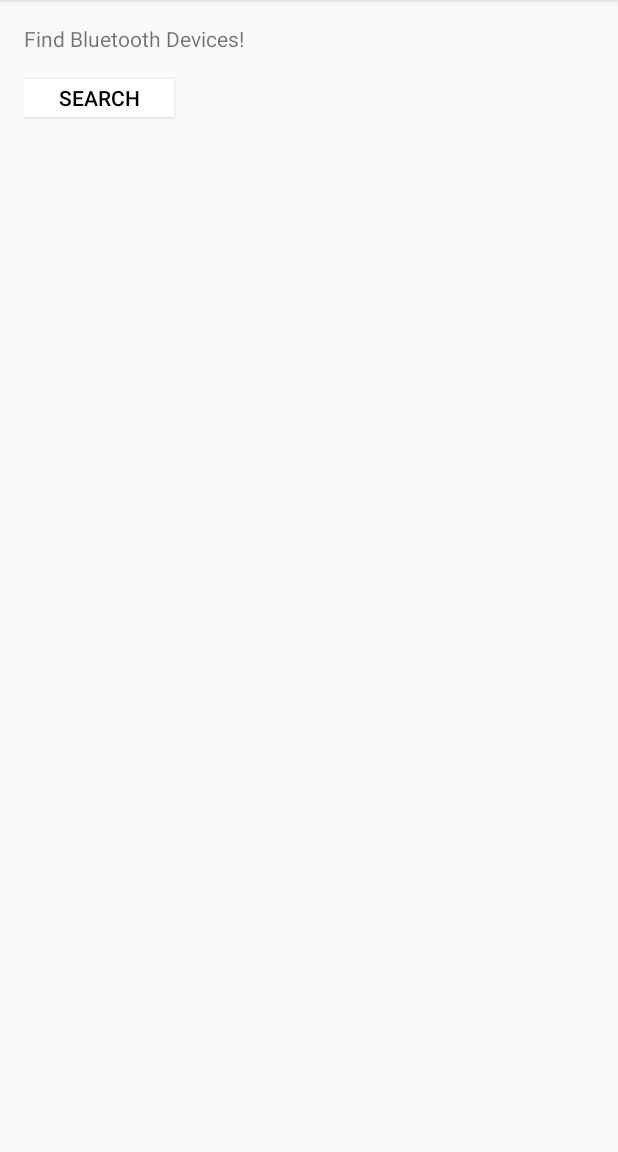
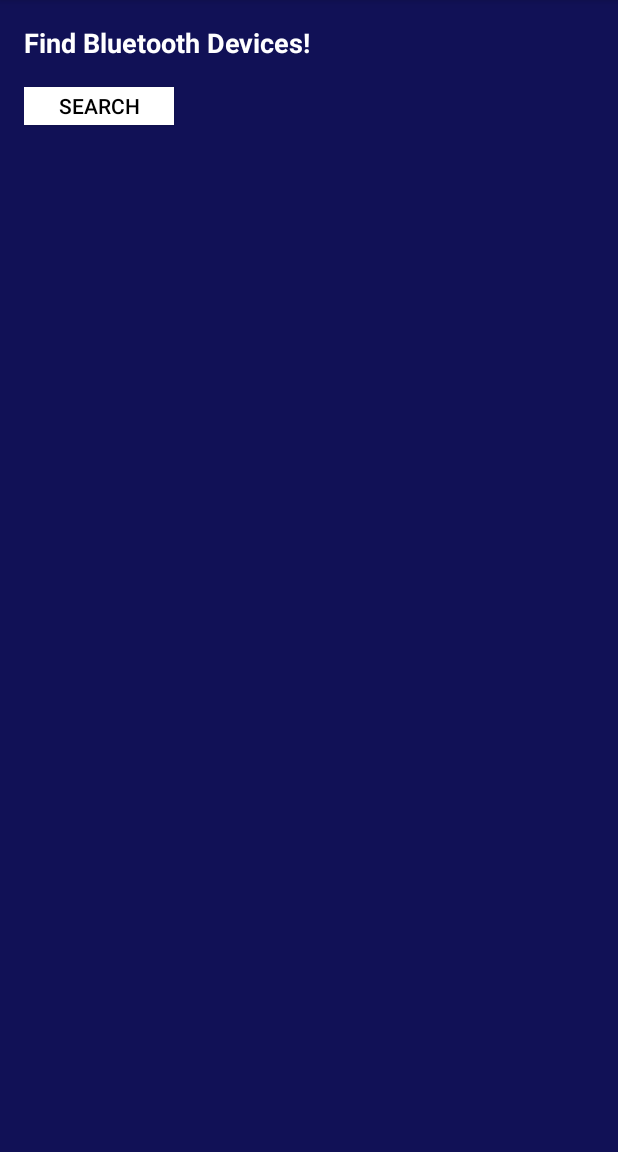
Before and after one commit to Jordan-Earl/AlarmClock, an Android app: the screen it shows after launch (MainActivity), on a phone screen of 412 x 824 dp, the part 84-1236 px from its top. Run offline under Robolectric (Android 15) with nearby library versions, the phone set to English and light mode, and no system bars; 3 statements that could not run were skipped.

Commit message:
Moved BT Functionality into Helper Class

```diff
--- a/Software Design/Android_App/app/build.gradle
+++ b/Software Design/Android_App/app/build.gradle
@@ -2,12 +2,12 @@ apply plugin: 'com.android.application'
 
 android {
     compileSdkVersion 23
-    buildToolsVersion "23.0.0"
+    buildToolsVersion "23.0.2"
 
     defaultConfig {
         applicationId "snuze.alarmtooth"
         minSdkVersion 15
-        targetSdkVersion 23
+        targetSdkVersion 21
         versionCode 1
         versionName "1.0"
     }
--- /dev/null
+++ b/Software Design/Android_App/app/src/main/java/snuze/alarmtooth/BluetoothHelper.java
@@ -0,0 +1,128 @@
+package snuze.alarmtooth;
+
+import android.app.Activity;
+import android.bluetooth.BluetoothAdapter;
+import android.bluetooth.BluetoothDevice;
+import android.bluetooth.BluetoothSocket;
+import android.content.BroadcastReceiver;
+import android.content.Context;
+import android.content.Intent;
+import android.content.IntentFilter;
+import android.util.Log;
+import android.widget.ArrayAdapter;
+
+import java.io.IOException;
+import java.util.ArrayList;
+import java.util.List;
+import java.util.Set;
+import java.util.UUID;
+
+
+public class BluetoothHelper {
+
+    private final int ACTION_REQUEST_BT = 1;
+    private List<String> knownDevices = new ArrayList<>();
+    private BluetoothAdapter Adapter;
+    public String someText;
+    private UUID MY_UUID;
+    private Activity mainActivity;
+
+    BluetoothHelper(Activity activity){
+
+        Adapter = BluetoothAdapter.getDefaultAdapter();
+        mainActivity = activity;
+        someText = "";
+        if (Adapter == null){
+            System.out.print("Device does not support Bluetooth!");
+        }
+
+        if (!Adapter.isEnabled()) {
+            Intent enableBT = new Intent(BluetoothAdapter.ACTION_REQUEST_ENABLE);
+            mainActivity.startActivityForResult(enableBT, ACTION_REQUEST_BT);
+        }
+
+        IntentFilter filter = new IntentFilter(BluetoothDevice.ACTION_FOUND);
+        mainActivity.registerReceiver(BT_Receiver, filter);
+        IntentFilter discoveryFilter = new IntentFilter(BluetoothAdapter.ACTION_DISCOVERY_FINISHED);
+        mainActivity.registerReceiver(discoveryReceiver, discoveryFilter);
+
+        Set<BluetoothDevice> Devices = Adapter.getBondedDevices();
+        if (Devices.size() > 0){
+            for (BluetoothDevice device : Devices){
+                knownDevices.add( device.getName() );
+            }
+        }
+
+
+        Adapter.startDiscovery();
+    }
+
+    private BroadcastReceiver BT_Receiver = new BroadcastReceiver() {
+        public void onReceive(Context context, Intent intent) {
+            String action = intent.getAction();
+            // When discovery finds a device
+            if (BluetoothDevice.ACTION_FOUND.equals(action)) {
+                // Get the BluetoothDevice object from the Intent
+                BluetoothDevice device = intent.getParcelableExtra(BluetoothDevice.EXTRA_DEVICE);
+                // Add the name and address to an array adapter to show in a ListView
+                someText = someText + device.getName() + " : " + device.getAddress();
+                knownDevices.add(device.getName() + "\n" + device.getAddress());
+            }
+        }
+    };
+
+    private BroadcastReceiver discoveryReceiver = new BroadcastReceiver() {
+        public void onReceive(Context context, Intent intent) {
+            // When discovery finds a device
+            mainActivity.unregisterReceiver(BT_Receiver);
+            Adapter.cancelDiscovery();
+        }
+    };
+
+    private class ConnectThread extends Thread {
+        private final BluetoothSocket mmSocket;
+        private final BluetoothDevice mmDevice;
+
+        public ConnectThread(BluetoothDevice device) {
+            // Use a temporary object that is later assigned to mmSocket,
+            // because mmSocket is final
+            BluetoothSocket tmp = null;
+            mmDevice = device;
+
+            // Get a BluetoothSocket to connect with the given BluetoothDevice
+            try {
+                // MY_UUID is the app's UUID string, also used by the server code
+                tmp = device.createRfcommSocketToServiceRecord(MY_UUID);
+            } catch (IOException e) {System.out.print(e + "Did not create RF Socket"); }
+            mmSocket = tmp;
+        }
+
+        public void run() {
+            // Cancel discovery because it will slow down the connection
+            Adapter.cancelDiscovery();
+
+            try {
+                // Connect the device through the socket. This will block
+                // until it succeeds or throws an exception
+                mmSocket.connect();
+            } catch (IOException connectException) {
+                // Unable to connect; close the socket and get out
+                System.out.print("Could not connect to device. . .");
+                try {
+                    mmSocket.close();
+                } catch (IOException closeException) {System.out.print(closeException + ": Socket did not close . . ."); }
+            }
+
+            // Do work to manage the connection (in a separate thread)
+            //manageConnectedSocket(mmSocket);
+        }
+
+        /** Will cancel an in-progress connection, and close the socket */
+        public void cancel() {
+            try {
+                mmSocket.close();
+            } catch (IOException e) { System.out.print(e + ": Socket did not close . . .");}
+        }
+    }
+
+}
--- a/Software Design/Android_App/app/src/main/java/snuze/alarmtooth/MainActivity.java
+++ b/Software Design/Android_App/app/src/main/java/snuze/alarmtooth/MainActivity.java
@@ -1,27 +1,21 @@
 package snuze.alarmtooth;
 
-import android.bluetooth.BluetoothDevice;
-import android.content.BroadcastReceiver;
-import android.content.Context;
-import android.content.Intent;
-import android.content.IntentFilter;
+
 import android.net.Uri;
 import android.support.v7.app.AppCompatActivity;
 import android.os.Bundle;
 import android.view.Menu;
 import android.view.MenuItem;
-import android.bluetooth.BluetoothAdapter;
 import android.view.View;
-import android.widget.ArrayAdapter;
 import android.widget.Button;
 import android.widget.TextView;
+
 
 import com.google.android.gms.appindexing.Action;
 import com.google.android.gms.appindexing.AppIndex;
 import com.google.android.gms.appindexing.Thing;
 import com.google.android.gms.common.api.GoogleApiClient;
 
-import java.util.Set;
 
 
 public class MainActivity extends AppCompatActivity{
@@ -31,75 +25,44 @@ public class MainActivity extends AppCompatActivity{
      * ATTENTION: This was auto-generated to implement the App Indexing API.
      * See https://g.co/AppIndexing/AndroidStudio for more information.
      */
+
     private GoogleApiClient client;
-    private TextView t;
-    private final int ACTION_REQUEST_BT = 1;
-    private ArrayAdapter<String> knownDevices;
+    private TextView bt;
     private String someText;
+
 
     @Override
     protected void onCreate(Bundle savedInstanceState) {
         super.onCreate(savedInstanceState);
         setContentView(R.layout.activity_main);
-        someText = "clicked";
-        knownDevices = new ArrayAdapter<>(this, 0);
 
-        t = (TextView) findViewById(R.id.textView);
-        BluetoothAdapter Adapter = BluetoothAdapter.getDefaultAdapter();
+        someText = "";
+
+        BluetoothHelper BT = new BluetoothHelper(this);
+
+        someText = BT.someText;
+
+        bt = (TextView) findViewById(R.id.BT_device);
+
 
         final Button searchButton = (Button) findViewById(R.id.searchButton);
         searchButton.setOnClickListener( new View.OnClickListener(){
             @Override
             public void onClick(View v){
-                t.setText(someText);
+                bt.setText(someText);
             }
         });
 
 
-        if (Adapter == null) {
-            System.out.print("Device does not support BlueTooth!");
-        }
 
-        if (!Adapter.isEnabled()) {
-            Intent enableBT = new Intent(Adapter.ACTION_REQUEST_ENABLE);
-            startActivityForResult(enableBT, ACTION_REQUEST_BT);
-        }
-
-        IntentFilter filter = new IntentFilter(BluetoothDevice.ACTION_FOUND);
-        registerReceiver(BT_Receiver, filter);
-
-        Set<BluetoothDevice> Devices = Adapter.getBondedDevices();
-        if (Devices.size() > 0){
-            for (BluetoothDevice device : Devices){
-                knownDevices.add( device.getName() + "\n" + device.getAddress() );
-            }
-        }
-
-
-        Adapter.startDiscovery();
 
         // ATTENTION: This was auto-generated to implement the App Indexing API.
         // See https://g.co/AppIndexing/AndroidStudio for more information.
         client = new GoogleApiClient.Builder(this).addApi(AppIndex.API).build();
     }
 
-    private BroadcastReceiver BT_Receiver = new BroadcastReceiver() {
-        public void onReceive(Context context, Intent intent) {
-            String action = intent.getAction();
-            // When discovery finds a device
-            if (BluetoothDevice.ACTION_FOUND.equals(action)) {
-                // Get the BluetoothDevice object from the Intent
-                BluetoothDevice device = intent.getParcelableExtra(BluetoothDevice.EXTRA_DEVICE);
-                // Add the name and address to an array adapter to show in a ListView
-                knownDevices.add(device.getName() + "\n" + device.getAddress());
-                someText = device.getName() + " : " + device.getAddress();
-            }
-        }
-    };
 
     protected void OnDestroy(){
-
-        unregisterReceiver(BT_Receiver);
 
         super.onDestroy();
 
--- a/Software Design/Android_App/app/src/main/res/layout/activity_main.xml
+++ b/Software Design/Android_App/app/src/main/res/layout/activity_main.xml
@@ -3,10 +3,21 @@
     android:layout_height="match_parent" android:paddingLeft="@dimen/activity_horizontal_margin"
     android:paddingRight="@dimen/activity_horizontal_margin"
     android:paddingTop="@dimen/activity_vertical_margin"
+    android:background="#111156"
     android:paddingBottom="@dimen/activity_vertical_margin" tools:context=".MainActivity">
+    <android.support.v7.widget.Toolbar
+        android:id="@+id/Toolbar"
+        android:layout_height="58dp"
+        android:layout_width="match_parent">
 
-    <TextView android:text="@string/Title" android:layout_width="wrap_content"
+    </android.support.v7.widget.Toolbar>
+
+    <TextView android:text="@string/Title"
+        android:layout_width="wrap_content"
         android:layout_height="wrap_content"
+        android:textColor="#FFF"
+        android:textStyle="bold"
+        android:textSize="18sp"
         android:id="@+id/textView" />
 
     <Button
@@ -29,4 +40,11 @@
         android:layout_marginTop="17dp"
         android:id="@+id/BT_device" />
 
+    <ListView
+        android:layout_width="match_parent"
+        android:layout_height="match_parent"
+        android:layout_below="@+id/BT_device"
+        android:layout_alignParentLeft="true"
+        android:layout_alignParentStart="true" />
+
 </RelativeLayout>
--- a/Software Design/Android_App/app/src/main/res/values/strings.xml
+++ b/Software Design/Android_App/app/src/main/res/values/strings.xml
@@ -4,5 +4,6 @@
     <string name="Title">Find Bluetooth Devices!</string>
     <string name="action_settings">Settings</string>
     <string name="search">Search</string>
+    <string name="Toolbar">toolbar</string>
 
 </resources>
```
Also changed, not shown: 2 other files.
